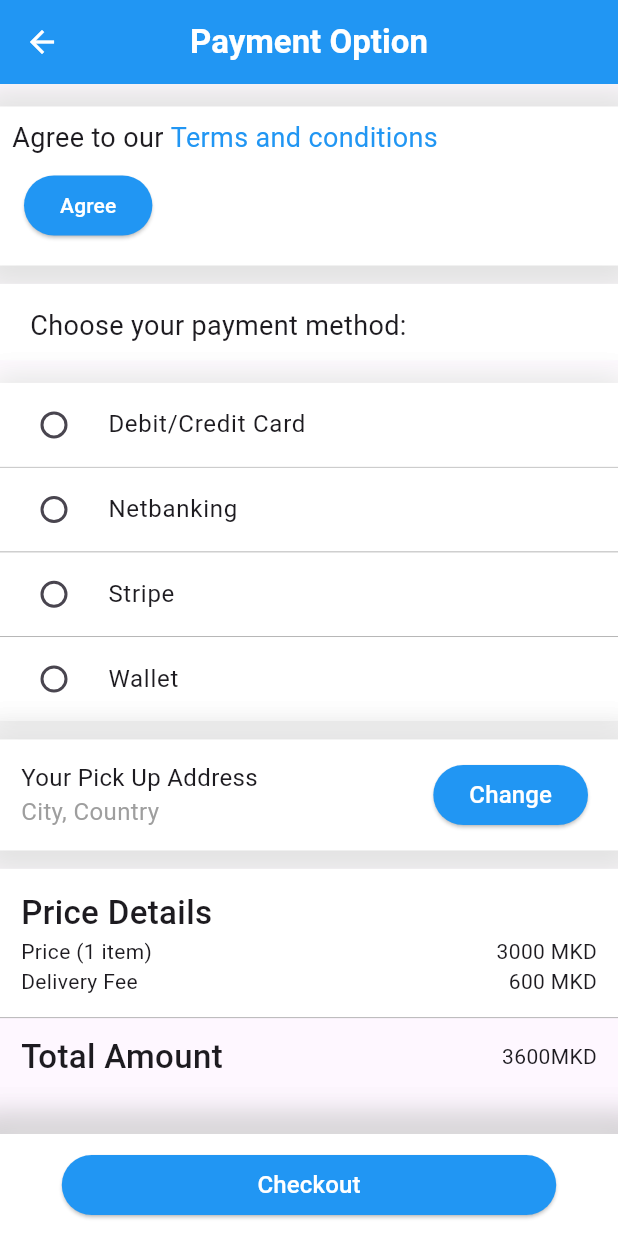
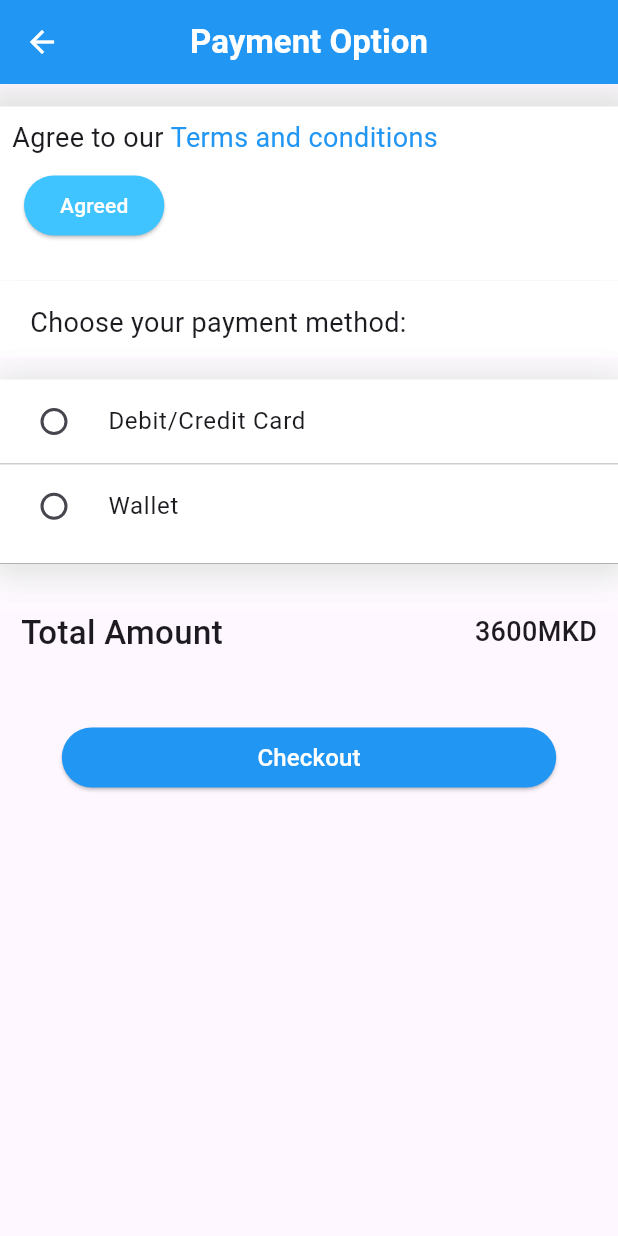
Before and after one commit to momchiloiliev/BLUE---Rent-a-car, a Flutter app: the PaymentOptionScreen screen opened by its route, after a tap on "Agree", on a phone screen of 412 x 824 dp. Run offline on Flutter 3.47's test engine with Material 3 defaults, Android fonts, the phone set to English and light mode, and no system bars; our stand-ins replace cloud_firestore, firebase_core, flutter_credit_card; accounts and stored records are empty.

Commit message:
Updated payment_screen

```diff
--- a/flutter_app/lib/ui/payment_option_screen.dart
+++ b/flutter_app/lib/ui/payment_option_screen.dart
@@ -6,6 +6,8 @@ import 'appbar.dart';
 
 class PaymentOptionScreen extends StatefulWidget {
   const PaymentOptionScreen({super.key});
+
+
 
   @override
   State<PaymentOptionScreen> createState() => _PaymentOptionScreenState();
@@ -26,13 +28,58 @@ class _PaymentOptionScreenState extends State<PaymentOptionScreen> {
     });
   }
 
+  String buttonText = 'Agree';
+  Color buttonColor = Colors.blue;
+  TextStyle textStyle = TextStyle(color: Colors.white);
+  bool isAgreed = false;
+  String errorMessage="";
+  int selectedOption = 0;
+  String errorMessagePayment="";
+
+  void changeButton() {
+    setState(() {
+      if (buttonText == 'Agree') {
+        buttonText = 'Agreed';
+        buttonColor = Colors.lightBlueAccent;
+        textStyle = TextStyle(color: Colors.white);
+        isAgreed = true;
+        errorMessage = "";
+      } else {
+        buttonText = 'Agree';
+        buttonColor = Colors.blue;
+        textStyle = TextStyle(color: Colors.white);
+        isAgreed = false;
+      }
+    });
+  }
+
+  void checkAgreement() {
+    setState(() {
+      if (!isAgreed) {
+        errorMessage = 'You must agree the terms and condtions!';
+      } else {
+        errorMessage = '';
+        if(selectedOption == 1){
+          Navigator.pushNamed(context, "/payment");
+        }
+        else if(selectedOption == 2){
+          Navigator.pushNamed(context, "/orderConfirmed");
+        }
+        else{
+          errorMessagePayment = 'You must select payment method!';
+        }
+      }
+    });
+  }
+
+
   @override
   Widget build(BuildContext context) {
     double maxWidth = MediaQuery.of(context).size.width;
     return Scaffold(
       appBar: const CustomAppBar(title: "Payment Option"),
       body: Column(
-        mainAxisAlignment: MainAxisAlignment.spaceBetween,
+        // mainAxisAlignment: MainAxisAlignment.spaceBetween,
         children: [
           Container(
             padding: const EdgeInsets.all(8),
@@ -61,6 +108,7 @@ class _PaymentOptionScreenState extends State<PaymentOptionScreen> {
               ],
             ),
             child: Row(
+              // crossAxisAlignment: CrossAxisAlignment.center,
               children: [
                 Column(
                   crossAxisAlignment: CrossAxisAlignment.start,
@@ -96,16 +144,24 @@ class _PaymentOptionScreenState extends State<PaymentOptionScreen> {
                       padding: const EdgeInsets.all(8.0),
                       child: ElevatedButton(
                         style: ElevatedButton.styleFrom(
-                          backgroundColor: Colors.blue,
+                          backgroundColor: buttonColor,
                         ),
-                        onPressed:
-                            () {}, //todo: onclick change button text to -> agreed
-                        child: const Text(
-                          "Agree",
-                          style: TextStyle(color: Colors.white),
+                        onPressed: () {
+                          changeButton();
+                        }, //todo: onclick change button text to -> agreed ->done
+
+                        child: Text(
+                          buttonText,
+                          style: textStyle,
                         ),
                       ),
                     ),
+                    SizedBox(height: 10,),
+                    if(errorMessage.isNotEmpty)
+                      Text(
+                        errorMessage,
+                        style: TextStyle(color: Colors.red, fontSize: 15,),
+                      ),
                   ],
                 )
               ],
@@ -155,21 +211,10 @@ class _PaymentOptionScreenState extends State<PaymentOptionScreen> {
                       title: const Text('Debit/Credit Card'),
                       onChanged: (val) {
                         setSelectedRadio(val!);
+                        setState((){
+                          selectedOption = val!;
+                        });
                       },
-                    ),
-                    Container(
-                      decoration: const BoxDecoration(
-                          border: Border(
-                              top: BorderSide(color: Colors.grey, width: 0.4))),
-                      child: RadioListTile(
-                        activeColor: Colors.blue,
-                        value: 2,
-                        groupValue: selectedRadio,
-                        title: const Text('Netbanking'),
-                        onChanged: (val) {
-                          setSelectedRadio(val!);
-                        },
-                      ),
                     ),
                     Container(
                       decoration: const BoxDecoration(
@@ -178,85 +223,38 @@ class _PaymentOptionScreenState extends State<PaymentOptionScreen> {
                       )),
                       child: RadioListTile(
                         activeColor: Colors.blue,
-                        value: 3,
-                        groupValue: selectedRadio,
-                        title: const Text('Stripe'),
-                        onChanged: (val) {
-                          setSelectedRadio(val!);
-                        },
-                      ),
-                    ),
-                    Container(
-                      decoration: const BoxDecoration(
-                          border: Border(
-                        top: BorderSide(color: Colors.grey, width: 0.5),
-                      )),
-                      child: RadioListTile(
-                        activeColor: Colors.blue,
-                        value: 4,
+                        value: 2,
                         groupValue: selectedRadio,
                         title: const Text('Wallet'),
                         onChanged: (val) {
                           setSelectedRadio(val!);
+                          setState(() {
+                            selectedOption = val!;
+                          });
                         },
                       ),
                     ),
+                    SizedBox(height: 10,),
+                    if(errorMessagePayment.isNotEmpty)
+                      Text(
+                        errorMessagePayment,
+                        style: TextStyle(color: Colors.red, fontSize: 15,),
+                      ),
                   ],
                 ),
               )
             ],
           ),
-          buildAddressContainer(context, 0),
           Container(
             margin: EdgeInsets.only(bottom: 10),
             child: Column(
               children: [
                 Container(
-                  color: Colors.white,
-                  width: maxWidth,
-                  padding: const EdgeInsets.all(14),
-                  child: const Column(
-                    crossAxisAlignment: CrossAxisAlignment.start,
-                    mainAxisAlignment: MainAxisAlignment.spaceBetween,
-                    children: [
-                      Text("Price Details",
-                          style: TextStyle(
-                              fontSize: 22, fontWeight: FontWeight.w500)),
-                      Row(
-                        mainAxisAlignment: MainAxisAlignment.spaceBetween,
-                        children: [
-                          Text(
-                            "Price (1 item)",
-                            style: TextStyle(fontSize: 14),
-                          ),
-                          Text(
-                            "3000 MKD",
-                            style: TextStyle(fontSize: 14),
-                          ),
-                        ],
-                      ),
-                      Row(
-                        mainAxisAlignment: MainAxisAlignment.spaceBetween,
-                        children: [
-                          Text(
-                            "Delivery Fee",
-                            style: TextStyle(fontSize: 14),
-                          ),
-                          Text(
-                            "600 MKD",
-                            style: TextStyle(fontSize: 14),
-                          ),
-                        ],
-                      ),
-                    ],
-                  ),
-                ),
-                Container(
                   decoration: const BoxDecoration(
                       border: Border(
                           top: BorderSide(color: Colors.grey, width: 0.5))),
                   padding: const EdgeInsets.only(
-                      bottom: 14, left: 14, right: 14, top: 10),
+                      bottom: 14, left: 14, right: 14, top: 30),
                   child: const Row(
                     crossAxisAlignment: CrossAxisAlignment.center,
                     mainAxisAlignment: MainAxisAlignment.spaceBetween,
@@ -268,7 +266,7 @@ class _PaymentOptionScreenState extends State<PaymentOptionScreen> {
                       ),
                       Text(
                         "3600MKD",
-                        style: TextStyle(fontSize: 14),
+                        style: TextStyle(fontSize: 18,fontWeight: FontWeight.w500),
                       ),
                     ],
                   ),
@@ -276,7 +274,65 @@ class _PaymentOptionScreenState extends State<PaymentOptionScreen> {
               ],
             ),
           ),
-          shadowButton("Checkout", "/payment")
+          // shadowButton("Checkout", "/payment")
+          Padding(
+            padding: const EdgeInsets.only(top: 10),
+            child: Container( //SENKITE NA KOPCETO KUTI NA DR SCREEN
+              // width: MediaQuery.of(context).size.width * 0.8,
+              // decoration: BoxDecoration(
+              //   color: Colors.white,
+              //   boxShadow: [
+              //     BoxShadow(
+              //       color: Colors.grey.withOpacity(0.3),
+              //       blurRadius: 15,
+              //       spreadRadius: 15,
+              //       offset: const Offset(0, 3),
+              //     ),
+              //     const BoxShadow(
+              //       color: Colors.white,
+              //       blurRadius: 15,
+              //       spreadRadius: 4,
+              //       offset: Offset(0, 3),
+              //     ),
+              //     BoxShadow(
+              //       color: Colors.grey.withOpacity(0.3),
+              //       blurRadius: 15,
+              //       spreadRadius: 15,
+              //       offset: const Offset(0, 3),
+              //     ),
+              //   ],
+              // ),
+              child: Row(
+                mainAxisAlignment: MainAxisAlignment.center,
+                children: [
+                  Padding(
+                    padding: const EdgeInsets.only(bottom: 10.0, top: 10.0),
+                    child: Container(
+                      width: MediaQuery.of(context).size.width * 0.8,
+                      child: ElevatedButton(
+                      onPressed: (){
+                        checkAgreement();
+                      },
+                      style: ElevatedButton.styleFrom(
+                        backgroundColor: isAgreed ? Colors.blue : Colors.grey,
+                        shape: RoundedRectangleBorder(
+                          borderRadius: BorderRadius.circular(50),
+                        ),
+                      ),
+                      child: Text(
+                        "Checkout",
+                        style: const TextStyle(
+                          color: Colors.white,
+                          fontSize: 16,
+                        ),
+                      ),
+                                  ),
+                    ),
+                  ),
+                ],
+              ),
+            ),
+          ),
         ],
       ),
     );
```
